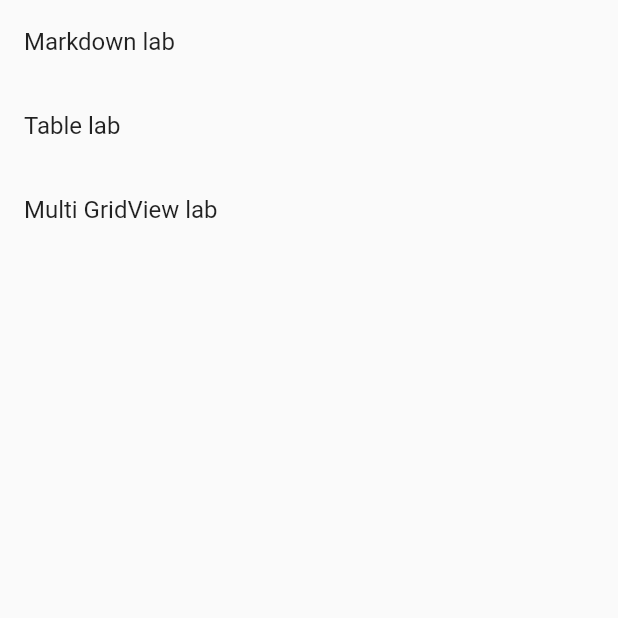
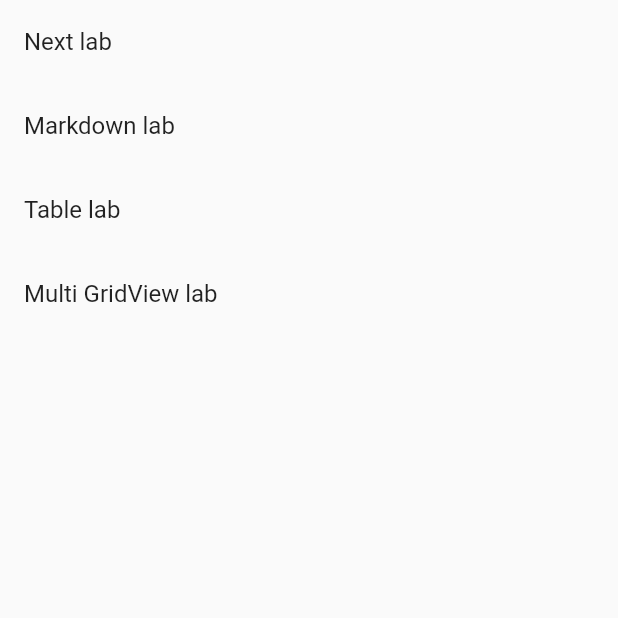
Before and after one commit to sldsrg/flutter_web_lab, a Flutter app: the screen it shows after launch, on a phone screen of 412 x 824 dp, the top half of it. Run offline on Flutter 3.47's test engine with Material 2 defaults, Android fonts, the phone set to English and light mode, and no system bars; missing offline and left inert: flutter_web.

Commit message:
add template for next lab

```diff
--- a/lib/home.dart
+++ b/lib/home.dart
@@ -2,39 +2,33 @@ import 'package:flutter_web/material.dart';
 import 'package:web_lab/markdown_lab.dart';
 
 import 'multi_grid_lab.dart';
+import 'next_lab.dart';
 import 'table_lab.dart';
+
+final builders = {
+  'Next lab': (_) => NextLabPage(),
+  'Markdown lab': (_) => MarkdownPage(),
+  'Table lab': (_) => TableLabPage(),
+  'Multi GridView lab': (_) => MultiGridLabPage(),
+};
 
 class HomePage extends StatelessWidget {
   @override
   Widget build(BuildContext context) {
     return Scaffold(
       body: ListView(
-        children: <Widget>[
-          ListTile(
-            title: Text('Markdown lab'),
+        children: builders.entries
+            .map(
+              (entry) => ListTile(
+                    title: Text(entry.key),
                     onTap: () {
                       Navigator.of(context).push(
-                MaterialPageRoute(builder: (_) => MarkdownPage()),
+                        MaterialPageRoute(builder: entry.value),
                       );
                     },
                   ),
-          ListTile(
-            title: Text('Table lab'),
-            onTap: () {
-              Navigator.of(context).push(
-                MaterialPageRoute(builder: (_) => TableLabPage()),
-              );
-            },
-          ),
-          ListTile(
-            title: Text('Multi GridView lab'),
-            onTap: () {
-              Navigator.of(context).push(
-                MaterialPageRoute(builder: (_) => MultiGridLabPage()),
-              );
-            },
             )
-        ],
+            .toList(),
       ),
     );
   }
```
Also changed, not shown: lib/next_lab.dart (added, +10 -0 lines). Lines whose indentation alone changed are shown as unchanged.
